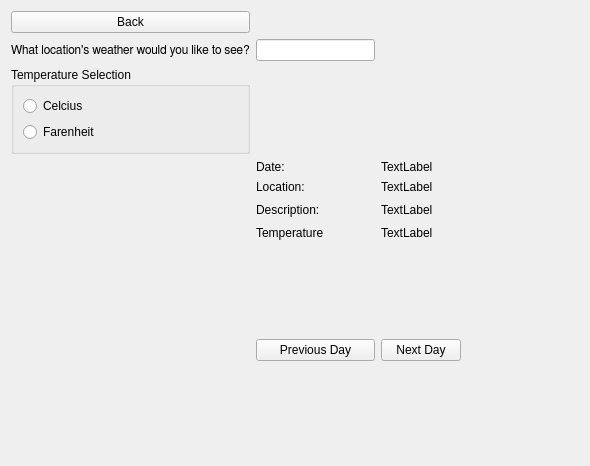
Before: the Qt Designer form weatherwindow.ui in steven938/Raspi-Widget, drawn with Qt 5.
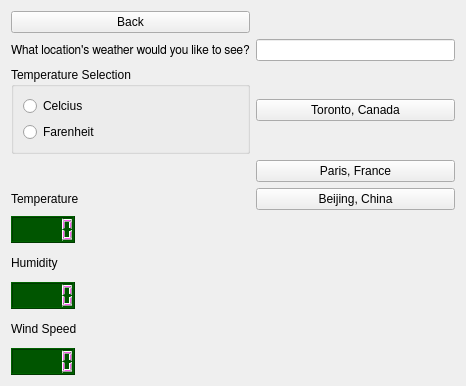
After: the same form once the commit is applied.

Diff of the .ui file:
```diff
--- a/weatherwindow.ui
+++ b/weatherwindow.ui
@@ -6,25 +6,18 @@
    <rect>
     <x>0</x>
     <y>0</y>
-    <width>590</width>
-    <height>466</height>
+    <width>466</width>
+    <height>386</height>
    </rect>
   </property>
   <property name="windowTitle">
    <string>Habari | Weather</string>
   </property>
   <layout class="QGridLayout" name="gridLayout_2">
-   <item row="3" column="2">
-    <widget class="QLabel" name="dateLabel">
+   <item row="9" column="0">
+    <widget class="QLabel" name="label_4">
      <property name="text">
-      <string>TextLabel</string>
-     </property>
-    </widget>
-   </item>
-   <item row="5" column="2">
-    <widget class="QLabel" name="DescLabel">
-     <property name="text">
-      <string>TextLabel</string>
+      <string>Wind Speed</string>
      </property>
     </widget>
    </item>
@@ -40,42 +33,6 @@
      </property>
     </widget>
    </item>
-   <item row="1" column="1">
-    <widget class="QLineEdit" name="searchBar">
-     <property name="font">
-      <font>
-       <family>FreeSans</family>
-      </font>
-     </property>
-    </widget>
-   </item>
-   <item row="5" column="1">
-    <widget class="QLabel" name="label_4">
-     <property name="text">
-      <string>Description:</string>
-     </property>
-    </widget>
-   </item>
-   <item row="5" column="3">
-    <spacer name="horizontalSpacer">
-     <property name="orientation">
-      <enum>Qt::Horizontal</enum>
-     </property>
-     <property name="sizeHint" stdset="0">
-      <size>
-       <width>40</width>
-       <height>20</height>
-      </size>
-     </property>
-    </spacer>
-   </item>
-   <item row="6" column="2">
-    <widget class="QLabel" name="TempLabel">
-     <property name="text">
-      <string>TextLabel</string>
-     </property>
-    </widget>
-   </item>
    <item row="0" column="0">
     <widget class="QPushButton" name="BackButton">
      <property name="text">
@@ -83,6 +40,70 @@
      </property>
     </widget>
    </item>
+   <item row="8" column="0" alignment="Qt::AlignLeft">
+    <widget class="QLCDNumber" name="humidity">
+     <property name="styleSheet">
+      <string notr="true">QLCDNumber{
+    color: rgb(255, 89, 242);    
+    background-color: rgb(0, 85, 0);
+}</string>
+     </property>
+    </widget>
+   </item>
+   <item row="10" column="0" alignment="Qt::AlignLeft">
+    <widget class="QLCDNumber" name="windSpeed">
+     <property name="styleSheet">
+      <string notr="true">QLCDNumber{
+    color: rgb(255, 89, 242);    
+    background-color: rgb(0, 85, 0);
+}</string>
+     </property>
+    </widget>
+   </item>
+   <item row="2" column="1">
+    <widget class="QPushButton" name="torontoButton">
+     <property name="text">
+      <string>Toronto, Canada</string>
+     </property>
+    </widget>
+   </item>
+   <item row="5" column="0">
+    <widget class="QLabel" name="label_2">
+     <property name="text">
+      <string>Temperature</string>
+     </property>
+    </widget>
+   </item>
+   <item row="5" column="1">
+    <widget class="QPushButton" name="beijingButton">
+     <property name="text">
+      <string>Beijing, China</string>
+     </property>
+    </widget>
+   </item>
+   <item row="4" column="1">
+    <widget class="QPushButton" name="parisButton">
+     <property name="text">
+      <string>Paris, France</string>
+     </property>
+    </widget>
+   </item>
+   <item row="7" column="0">
+    <widget class="QLabel" name="label_3">
+     <property name="text">
+      <string>Humidity</string>
+     </property>
+    </widget>
+   </item>
+   <item row="1" column="1">
+    <widget class="QLineEdit" name="searchBar">
+     <property name="font">
+      <font>
+       <family>FreeSans</family>
+      </font>
+     </property>
+    </widget>
+   </item>
    <item row="2" column="0">
     <widget class="QGroupBox" name="groupBox">
      <property name="title">
@@ -106,61 +127,22 @@
      </layout>
     </widget>
    </item>
-   <item row="7" column="2">
-    <widget class="QPushButton" name="pushButton_2">
-     <property name="text">
-      <string>Next Day</string>
+   <item row="6" column="0" alignment="Qt::AlignLeft">
+    <widget class="QLCDNumber" name="temp">
+     <property name="enabled">
+      <bool>true</bool>
      </property>
-    </widget>
-   </item>
-   <item row="4" column="1">
-    <widget class="QLabel" name="label_2">
-     <property name="text">
-      <string>Location:</string>
+     <property name="acceptDrops">
+      <bool>false</bool>
      </property>
-    </widget>
-   </item>
-   <item row="3" column="1">
-    <widget class="QLabel" name="label_3">
-     <property name="text">
-      <string>Date:</string>
+     <property name="styleSheet">
+      <string notr="true">QLCDNumber{
+    color: rgb(255, 89, 242);    
+    background-color: rgb(0, 85, 0);
+}</string>
      </property>
     </widget>
    </item>
-   <item row="6" column="1">
-    <widget class="QLabel" name="label_5">
-     <property name="text">
-      <string>Temperature</string>
-     </property>
-    </widget>
-   </item>
-   <item row="7" column="1">
-    <widget class="QPushButton" name="pushButton">
-     <property name="text">
-      <string>Previous Day</string>
-     </property>
-    </widget>
-   </item>
-   <item row="4" column="2">
-    <widget class="QLabel" name="locationLabel">
-     <property name="text">
-      <string>TextLabel</string>
-     </property>
-    </widget>
-   </item>
-   <item row="7" column="0">
-    <spacer name="verticalSpacer">
-     <property name="orientation">
-      <enum>Qt::Vertical</enum>
-     </property>
-     <property name="sizeHint" stdset="0">
-      <size>
-       <width>20</width>
-       <height>40</height>
-      </size>
-     </property>
-    </spacer>
-   </item>
   </layout>
   <widget class="QWidget" name="horizontalLayoutWidget">
    <property name="geometry">
```
